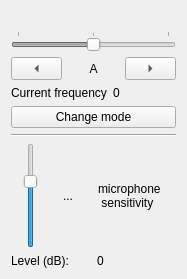
The window that courses/prog_base_3/project/guitartuner.ui (AndreyKrysiuk/KP52OP) describes before a commit, drawn with Qt 5.
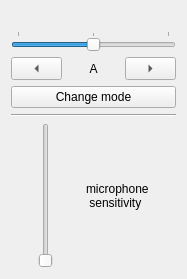
The same window after the commit. Icons and pictures are not drawn.

```diff
--- a/courses/prog_base_3/project/guitartuner.ui
+++ b/courses/prog_base_3/project/guitartuner.ui
@@ -30,7 +30,7 @@
    <item>
     <widget class="QSlider" name="correctSoundSlider">
      <property name="enabled">
-      <bool>false</bool>
+      <bool>true</bool>
      </property>
      <property name="autoFillBackground">
       <bool>false</bool>
@@ -102,22 +102,7 @@
     </layout>
    </item>
    <item>
-    <layout class="QHBoxLayout" name="horizontalLayout_3">
-     <item>
-      <widget class="QLabel" name="CurrentFrequency">
-       <property name="text">
-        <string>Current frequency</string>
-       </property>
-      </widget>
-     </item>
-     <item>
-      <widget class="QLabel" name="CurrentFrequency_value">
-       <property name="text">
-        <string>0</string>
-       </property>
-      </widget>
-     </item>
-    </layout>
+    <layout class="QHBoxLayout" name="horizontalLayout_3"/>
    </item>
    <item>
     <widget class="QPushButton" name="modeButton">
@@ -137,39 +122,17 @@
     <layout class="QHBoxLayout" name="horizontalLayout_2">
      <item>
       <widget class="QSlider" name="soundSlider">
+       <property name="layoutDirection">
+        <enum>Qt::LeftToRight</enum>
+       </property>
        <property name="value">
-        <number>65</number>
+        <number>0</number>
        </property>
        <property name="orientation">
         <enum>Qt::Vertical</enum>
        </property>
       </widget>
      </item>
-     <item>
-      <widget class="QToolButton" name="soundButton">
-       <property name="text">
-        <string>...</string>
-       </property>
-       <property name="icon">
-        <iconset>
-         <normaloff>:d:/PROJECT_OP_FIRST/project/note.svg</normaloff>
-         <normalon>:/images/noteNo.svg</normalon>
-         <activeon>:/images/noteNo.svg</activeon>:d:/PROJECT_OP_FIRST/project/note.svg</iconset>
-       </property>
-       <property name="iconSize">
-        <size>
-         <width>30</width>
-         <height>30</height>
-        </size>
-       </property>
-       <property name="checkable">
-        <bool>true</bool>
-       </property>
-       <property name="autoRaise">
-        <bool>true</bool>
-       </property>
-      </widget>
-     </item>
      <item>
       <widget class="QLabel" name="micSensitivityLabel">
        <property name="sizePolicy">
@@ -186,24 +149,6 @@
      </item>
     </layout>
    </item>
-   <item>
-    <layout class="QHBoxLayout" name="horizontalLayout_4">
-     <item>
-      <widget class="QLabel" name="level">
-       <property name="text">
-        <string>Level (dB):</string>
-       </property>
-      </widget>
-     </item>
-     <item>
-      <widget class="QLabel" name="level_val">
-       <property name="text">
-        <string>0</string>
-       </property>
-      </widget>
-     </item>
-    </layout>
-   </item>
   </layout>
   <zorder>tabulatorIcon</zorder>
   <zorder>correctSoundSlider</zorder>
```
Left out of the diff: 9 changed lines with no effect on the pictures.
